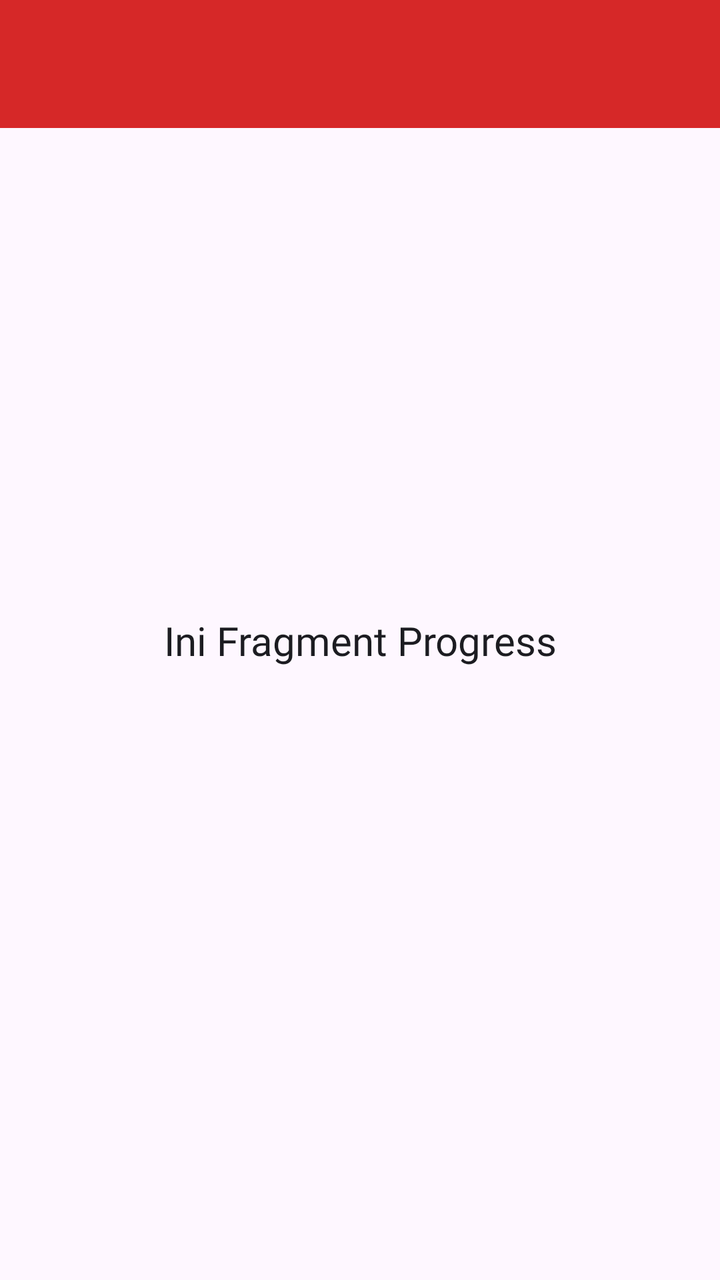
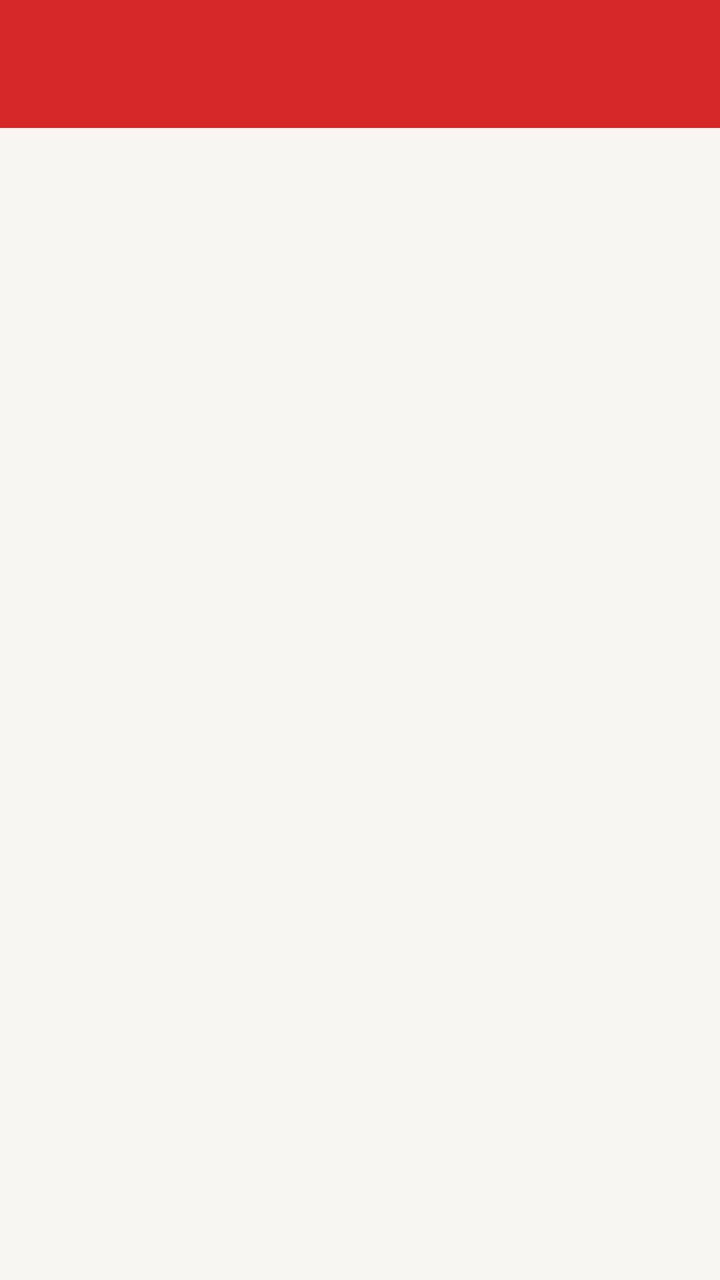

An Android layout rendered at two revisions. The XML below is the earlier revision; the diff shows what the commit changed to produce the second picture.
<!-- AndroidManifest.xml: application theme Theme.Sporta -->
<!-- res/layout/fragment_progress.xml -->
<?xml version="1.0" encoding="utf-8"?>
<androidx.constraintlayout.widget.ConstraintLayout
    xmlns:android="http://schemas.android.com/apk/res/android"
    xmlns:app="http://schemas.android.com/apk/res-auto"
    xmlns:tools="http://schemas.android.com/tools"
    android:layout_width="match_parent"
    android:layout_height="match_parent"
    tools:context=".Progress.ProgressFragment">

    <androidx.appcompat.widget.Toolbar
        android:id="@+id/toolbar"
        android:layout_width="0dp"
        android:layout_height="?attr/actionBarSize"
        android:background="?attr/colorPrimary"
        app:layout_constraintEnd_toEndOf="parent"
        app:layout_constraintStart_toStartOf="parent"
        app:layout_constraintTop_toTopOf="parent"
        app:titleTextColor="@android:color/white" />

    <TextView
        android:id="@+id/tvInfo"
        android:layout_width="wrap_content"
        android:layout_height="wrap_content"
        android:fontFamily="@font/montserrat_bold"
        android:text="Ini Fragment Progress"
        android:textColor="@color/sporta_charcoal"
        android:textSize="20sp"
        app:layout_constraintBottom_toBottomOf="parent"
        app:layout_constraintEnd_toEndOf="parent"
        app:layout_constraintStart_toStartOf="parent"
        app:layout_constraintTop_toTopOf="parent" />

</androidx.constraintlayout.widget.ConstraintLayout>
<!-- resources referenced by this layout -->
<resources>
  <color name="sporta_charcoal">#1C1C21</color>
  <style name="Theme.Sporta" parent="Base.Theme.Sporta" />
  <style name="Base.Theme.Sporta" parent="Theme.Material3.Light.NoActionBar">
          <item name="colorPrimary">@color/sporta_red</item>
      </style>
  <color name="sporta_red">#D62828</color>
</resources>

<!-- the commit's change to res/layout/fragment_progress.xml (unified diff, before → after) -->
@@ -1,33 +1,32 @@
 <?xml version="1.0" encoding="utf-8"?>
-<androidx.constraintlayout.widget.ConstraintLayout
+<androidx.coordinatorlayout.widget.CoordinatorLayout
     xmlns:android="http://schemas.android.com/apk/res/android"
     xmlns:app="http://schemas.android.com/apk/res-auto"
     xmlns:tools="http://schemas.android.com/tools"
     android:layout_width="match_parent"
     android:layout_height="match_parent"
+    android:background="@color/sporta_background"
     tools:context=".Progress.ProgressFragment">
 
-    <androidx.appcompat.widget.Toolbar
-        android:id="@+id/toolbar"
-        android:layout_width="0dp"
-        android:layout_height="?attr/actionBarSize"
-        android:background="?attr/colorPrimary"
-        app:layout_constraintEnd_toEndOf="parent"
-        app:layout_constraintStart_toStartOf="parent"
-        app:layout_constraintTop_toTopOf="parent"
-        app:titleTextColor="@android:color/white" />
+    <com.google.android.material.appbar.AppBarLayout
+        android:id="@+id/appBarLayout"
+        android:layout_width="match_parent"
+        android:layout_height="wrap_content"
+        android:theme="@style/ThemeOverlay.AppCompat.Dark.ActionBar">
 
-    <TextView
-        android:id="@+id/tvInfo"
-        android:layout_width="wrap_content"
-        android:layout_height="wrap_content"
-        android:fontFamily="@font/montserrat_bold"
-        android:text="Ini Fragment Progress"
-        android:textColor="@color/sporta_charcoal"
-        android:textSize="20sp"
-        app:layout_constraintBottom_toBottomOf="parent"
-        app:layout_constraintEnd_toEndOf="parent"
-        app:layout_constraintStart_toStartOf="parent"
-        app:layout_constraintTop_toTopOf="parent" />
+        <androidx.appcompat.widget.Toolbar
+            android:id="@+id/toolbar"
+            android:layout_width="match_parent"
+            android:layout_height="?attr/actionBarSize"
+            android:background="?attr/colorPrimary"
+            app:layout_scrollFlags="scroll|enterAlways"
+            app:titleTextColor="@android:color/white" />
+    </com.google.android.material.appbar.AppBarLayout>
 
-</androidx.constraintlayout.widget.ConstraintLayout>
+    <ListView
+        android:id="@+id/listViewProgress"
+        android:layout_width="match_parent"
+        android:layout_height="match_parent"
+        app:layout_behavior="@string/appbar_scrolling_view_behavior" />
+
+</androidx.coordinatorlayout.widget.CoordinatorLayout>
<!-- resource entries referenced after the edit -->
@@ -1,6 +1,6 @@
 <!-- resources referenced by this layout -->
 <resources>
-  <color name="sporta_charcoal">#1C1C21</color>
+  <color name="sporta_background">#F8F6F3</color>
   <style name="Theme.Sporta" parent="Base.Theme.Sporta" />
   <style name="Base.Theme.Sporta" parent="Theme.Material3.Light.NoActionBar">
           <item name="colorPrimary">@color/sporta_red</item>
